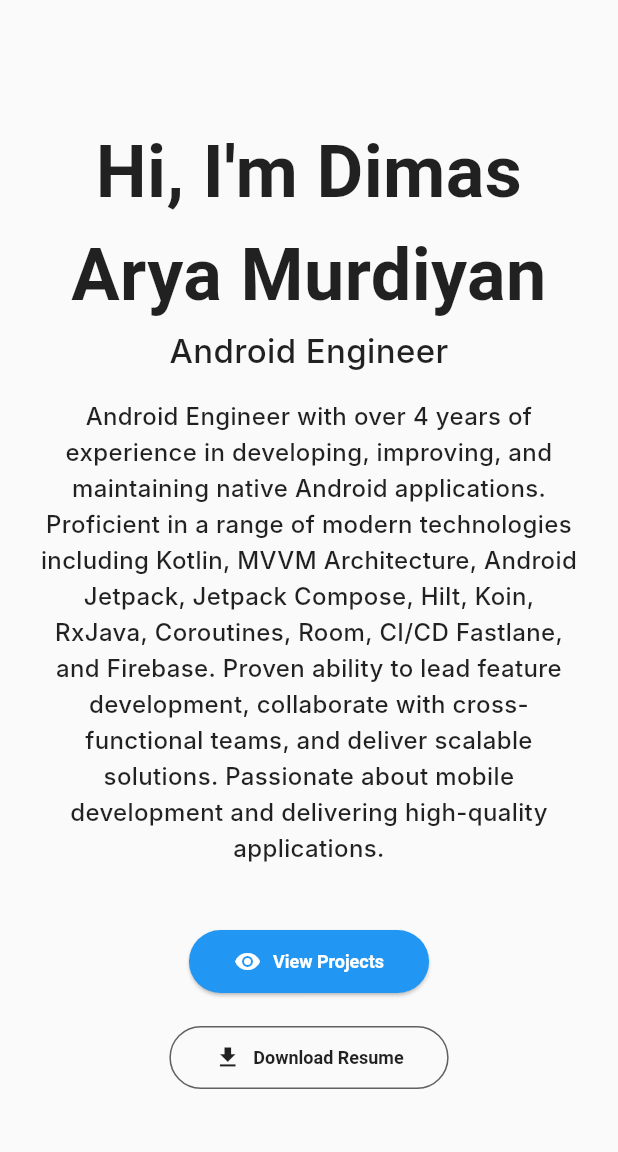
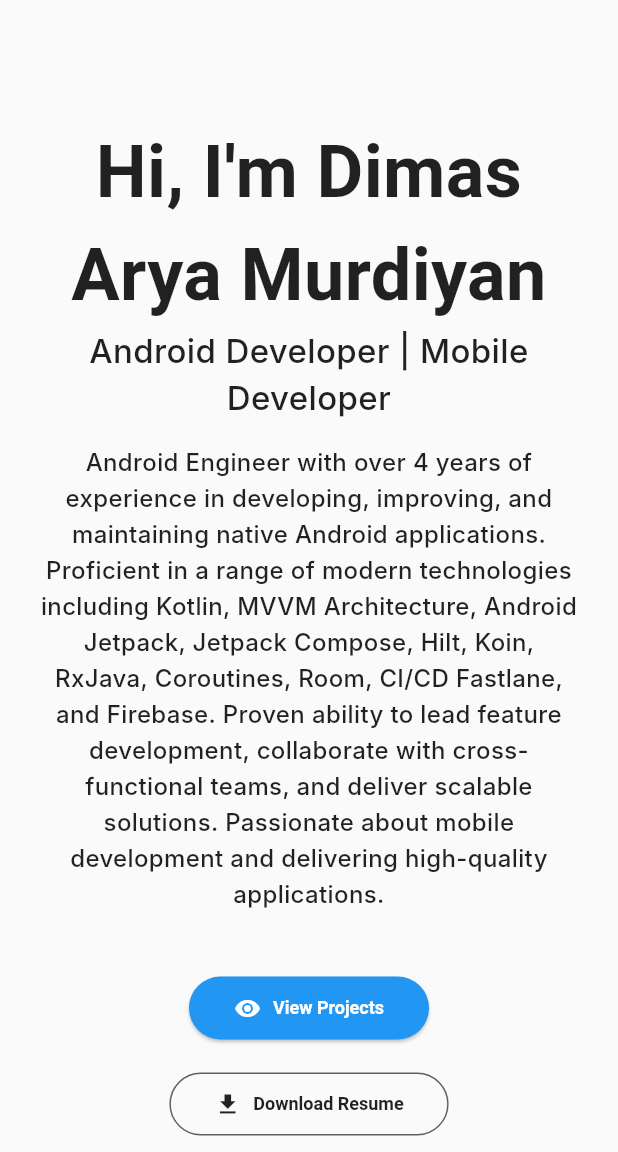
Before and after one commit to dimasaryamurdiyan/portfolio, a Flutter app: the screen it shows after launch, on a phone screen of 412 x 824 dp, the part 84-1236 px from its top. Run offline on Flutter 3.47's test engine with Material 3 defaults, Android fonts, the phone set to English and light mode, and no system bars; our stand-ins replace flutter_riverpod, shared_preferences; Roboto replaces fonts that are missing (Arial, Inter).

Commit message:
feat: Update job title and add image URLs with card colors for professional experience entries

```diff
--- a/lib/data/portfolio_data.dart
+++ b/lib/data/portfolio_data.dart
@@ -1,6 +1,6 @@
 class PortfolioData {
   static const String name = "Dimas Arya Murdiyan";
-  static const String title = "Android Engineer";
+  static const String title = "Android Developer | Mobile Developer";
   static const String location = "Jakarta, Indonesia";
   static const String email = "dimasaryamurdiyan123@gmail.com";
   static const String phone = "+6289601389327";
@@ -29,7 +29,8 @@ class PortfolioData {
           "• Achieved a 20% reduction in app size.\n"
           "• Set up Continuous Integration/Continuous Deployment (CI/CID) pipelines using Fastlane and collaborate with devops to set up Jenkins, reducing deployment time by 30%.",
       "tech_stacks": "Kotlin, Android Jetpack, MVVM, Koin, Coroutines, Modularization, Dependency Injection, CI/CD",
-      "image_url": "https://placehold.co/600x400/E0F2F7/000?text=KipasKipas" // Placeholder image
+      "image_url": "https://placehold.co/600x400/E0F2F7/000?text=KipasKipas", // Placeholder image
+      "card_color": "#FEE8E8",
     },
     {
       "company": "Freelance / Self-Employed",
@@ -39,7 +40,8 @@ class PortfolioData {
       "description": "Develop and maintain apps based on client needs.",
       "responsibilities": "• Develop and maintain apps based on client needs.",
       "tech_stacks": "Kotlin, Android Jetpack, MVP",
-      "image_url": "https://placehold.co/600x400/F3E5F5/000?text=Freelance" // Placeholder image
+      "image_url": "https://placehold.co/600x400/F3E5F5/000?text=Freelance", // Placeholder image
+      "card_color": "#E8F5E9",
     },
     {
       "company": "Binar Academy",
@@ -54,7 +56,8 @@ class PortfolioData {
           "• Improve code coverage by 40% and achieve a 98% crash-free user rate.\n"
           "• Within a cross-functional team, collaborate with other engineers specializing in backend, web frontend, ios, and QA team, as well as product design, product managers and ideation with scrum and/or kanban.",
       "tech_stacks": "Kotlin, Android Jetpack, MVVM, RxJava, Hilt, Coroutines, Firebase, Dependency Injection, Mockito, EventBus",
-      "image_url": "https://placehold.co/600x400/FFFDE7/000?text=Binar+Academy" // Placeholder image
+      "image_url": "https://placehold.co/600x400/FFFDE7/000?text=Binar+Academy", // Placeholder image
+      "card_color": "#E8FEE8",
     },
     {
       "company": "Widya Analytic",
@@ -66,7 +69,8 @@ class PortfolioData {
           "• Independently conceptualized and implemented Toba apps with a strong sense of code ownership..\n"
           "• Involved in developing an android app for tongue detection using flutter without supervision.",
       "tech_stacks": "Kotlin, Flutter, Android Jetpack, MVVM, Firebase",
-      "image_url": "https://placehold.co/600x400/E8F5E9/000?text=Widya+Analytic" // Placeholder image
+      "image_url": "https://placehold.co/600x400/E8F5E9/000?text=Widya+Analytic", // Placeholder image
+      "card_color": "#FFFEE8",
     },
     {
       "company": "Kios Rakyat",
@@ -78,7 +82,8 @@ class PortfolioData {
           "• Single-handedly conceived, designed, and developed Kios Rakyat-Retail v1.0.\n"
           "• Seamlessly integrated a real-time chat feature leveraging Firebase technology, enhancing user engagement and satisfaction.",
       "tech_stacks": "Java, Firebase, MVVM",
-      "image_url": "https://placehold.co/600x400/FCE4EC/000?text=Kios+Rakyat" // Placeholder image
+      "image_url": "https://placehold.co/600x400/FCE4EC/000?text=Kios+Rakyat", // Placeholder image
+      "card_color": "#F8EEFE",
     },
   ];
 
```
